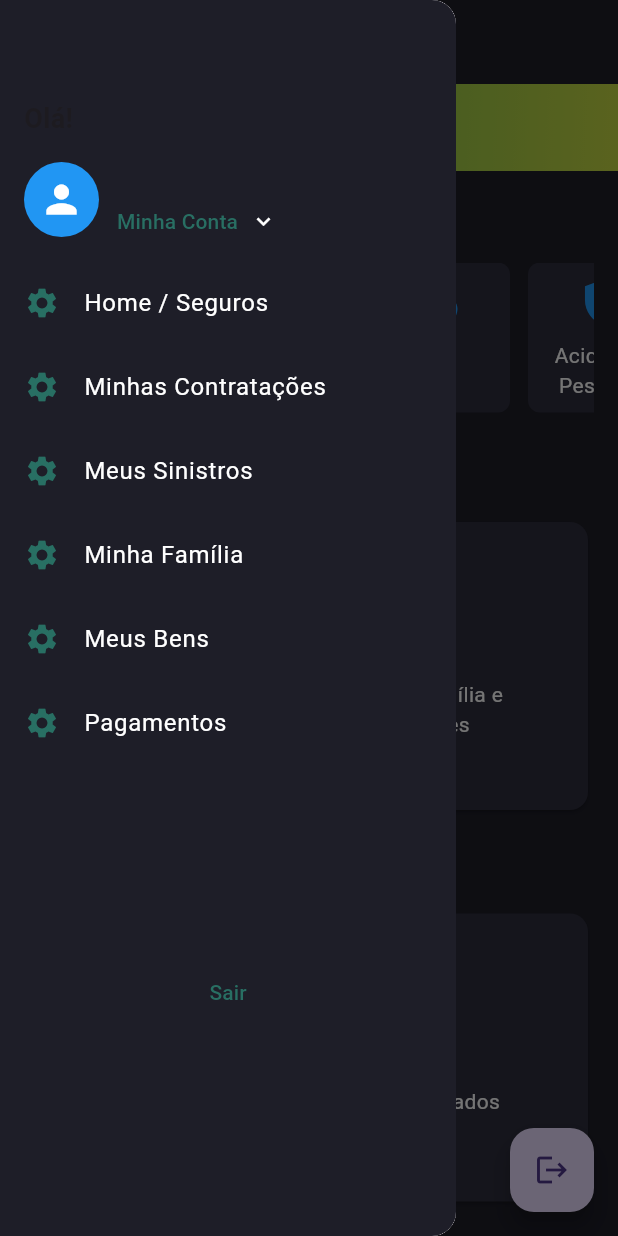
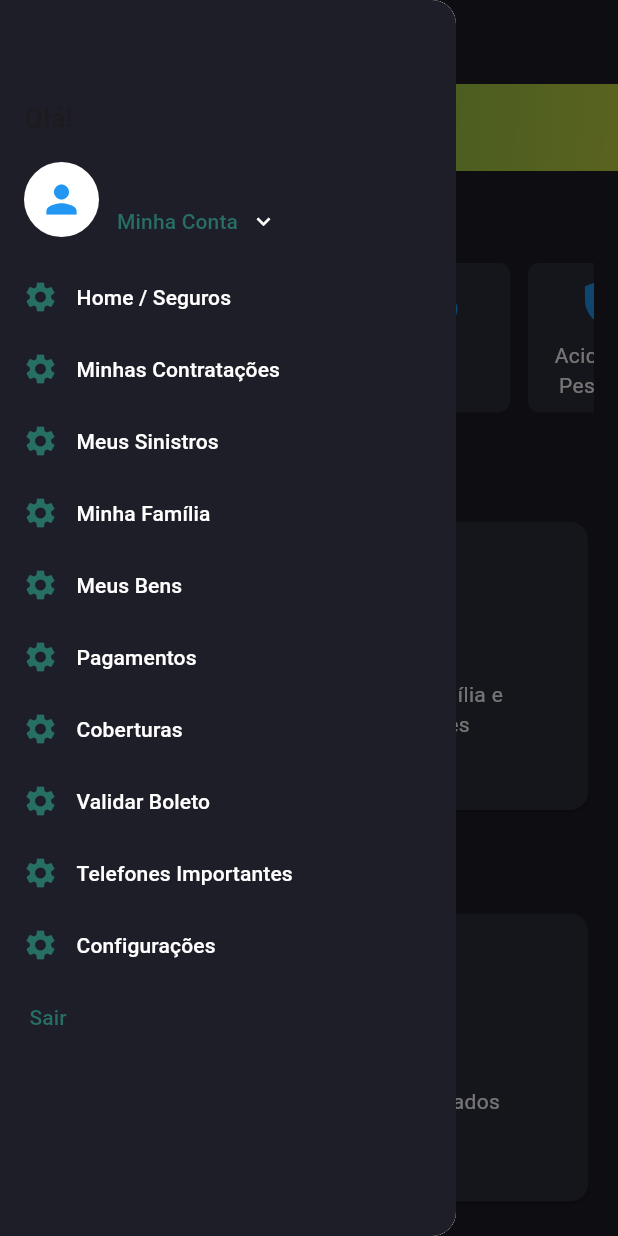
Before and after one commit to joaovitorpd/demo_seguro_app, a Flutter app: the screen it shows once a user with an empty profile is signed in, in the side drawer, after a tap on "Home / Seguros", on a phone screen of 412 x 824 dp. Run offline on Flutter 3.47's test engine with Material 3 defaults, Android fonts, the light colour scheme and no system bars; our stand-ins replace firebase_auth, firebase_core, flutter_modular, flutter_riverpod, flutter_secure_storage, mask_text_input_formatter; accounts and stored records are empty.

Commit message:
refactor: LoginPage adaptability to web, with HomePage and HomeDrawer adjusted visuals and code cleaness

```diff
--- a/lib/app/modules/auth/pages/login_page.dart
+++ b/lib/app/modules/auth/pages/login_page.dart
@@ -1,6 +1,7 @@
 import 'package:demo_seguro_app/app/core/widgets/cpf_text_field.dart';
 import 'package:demo_seguro_app/app/core/widgets/text_field_roud_border.dart';
 import 'package:demo_seguro_app/app/modules/auth/providers/auth_provider.dart';
+import 'package:flutter/foundation.dart';
 import 'package:flutter/material.dart';
 import 'package:flutter_modular/flutter_modular.dart';
 import 'package:flutter_riverpod/flutter_riverpod.dart';
@@ -91,12 +92,15 @@ class _LoginPageState extends ConsumerState<LoginPage> {
             ),
           ),
           child: Padding(
-            padding: const EdgeInsets.all(50.0),
+            padding: const EdgeInsets.all(40.0),
             child: Column(
+              mainAxisAlignment: MainAxisAlignment.start,
               children: [
                 SizedBox(height: 30),
                 Row(
-                  mainAxisAlignment: MainAxisAlignment.start,
+                  mainAxisAlignment: kIsWeb
+                      ? MainAxisAlignment.center
+                      : MainAxisAlignment.start,
                   children: [
                     Image.asset(
                       "assets/generic_logo.png",
@@ -127,6 +131,9 @@ class _LoginPageState extends ConsumerState<LoginPage> {
                 ),
                 SizedBox(height: 20),
                 Row(
+                  mainAxisAlignment: kIsWeb
+                      ? MainAxisAlignment.center
+                      : MainAxisAlignment.start,
                   children: [
                     Text(
                       "Bem vindo!",
@@ -139,6 +146,9 @@ class _LoginPageState extends ConsumerState<LoginPage> {
                   ],
                 ),
                 Row(
+                  mainAxisAlignment: kIsWeb
+                      ? MainAxisAlignment.center
+                      : MainAxisAlignment.start,
                   children: [
                     Flexible(
                       child: Text(
--- a/lib/app/modules/home/pages/home_drawer.dart
+++ b/lib/app/modules/home/pages/home_drawer.dart
@@ -1,25 +1,15 @@
+import 'package:demo_seguro_app/app/modules/auth/providers/auth_provider.dart';
 import 'package:flutter/material.dart';
+import 'package:flutter_modular/flutter_modular.dart';
+import 'package:flutter_riverpod/flutter_riverpod.dart';
 
-class HomeDrawer extends StatelessWidget {
-  final List<DrawerItem> items = [
-    DrawerItem(icon: Icons.settings, text: "Home / Seguros"),
-    DrawerItem(icon: Icons.settings, text: "Minhas Contratações"),
-    DrawerItem(icon: Icons.settings, text: "Meus Sinistros"),
-    DrawerItem(icon: Icons.settings, text: "Minha Família"),
-    DrawerItem(icon: Icons.settings, text: "Meus Bens"),
-    DrawerItem(icon: Icons.settings, text: "Pagamentos"),
-    DrawerItem(icon: Icons.settings, text: "Coberturas"),
-    DrawerItem(icon: Icons.settings, text: "Validar Boleto"),
-    DrawerItem(icon: Icons.settings, text: "Telefones Importantes"),
-    DrawerItem(icon: Icons.settings, text: "Configurações"),
-  ];
-
-  HomeDrawer({super.key, required this.name});
+class HomeDrawer extends ConsumerWidget {
+  const HomeDrawer({super.key, required this.name});
 
   final String name;
 
   @override
-  Widget build(BuildContext context) {
+  Widget build(BuildContext context, WidgetRef ref) {
     const backgroundColor = Color.fromARGB(255, 30, 30, 40);
     const actionCollor = Color.fromARGB(255, 40, 111, 99);
     const textCollor = Colors.white;
@@ -50,11 +40,11 @@ class HomeDrawer extends StatelessWidget {
                         height: 50,
                         decoration: const BoxDecoration(
                           shape: BoxShape.circle,
-                          color: Colors.blue,
+                          color: Colors.white,
                         ),
                         child: const Icon(
                           Icons.person,
-                          color: Colors.white,
+                          color: Colors.blue,
                           size: 30,
                         ),
                       ),
@@ -98,30 +88,91 @@ class HomeDrawer extends StatelessWidget {
             ),
           ),
 
-          Expanded(
-            child: ListView.builder(
-              itemCount: items.length,
-              itemBuilder: (context, index) {
-                return ListTile(
-                  leading: Icon(items[index].icon, color: actionCollor),
-                  title: Text(
-                    items[index].text,
-                    style: TextStyle(color: textCollor),
+          _actionRow(
+            label: "Home / Seguros",
+            textCollor: textCollor,
+            icon: Icons.settings,
+            actionCollor: actionCollor,
+            onPressed: () {},
           ),
-                  onTap: () {},
-                );
+          _actionRow(
+            label: "Minhas Contratações",
+            textCollor: textCollor,
+            icon: Icons.settings,
+            actionCollor: actionCollor,
+            onPressed: () {},
+          ),
+          _actionRow(
+            label: "Meus Sinistros",
+            textCollor: textCollor,
+            icon: Icons.settings,
+            actionCollor: actionCollor,
+            onPressed: () {},
+          ),
+          _actionRow(
+            label: "Minha Família",
+            textCollor: textCollor,
+            icon: Icons.settings,
+            actionCollor: actionCollor,
+            onPressed: () {},
+          ),
+          _actionRow(
+            label: "Meus Bens",
+            textCollor: textCollor,
+            icon: Icons.settings,
+            actionCollor: actionCollor,
+            onPressed: () {},
+          ),
+          _actionRow(
+            label: "Pagamentos",
+            textCollor: textCollor,
+            icon: Icons.settings,
+            actionCollor: actionCollor,
+            onPressed: () {},
+          ),
+          _actionRow(
+            label: "Coberturas",
+            textCollor: textCollor,
+            icon: Icons.settings,
+            actionCollor: actionCollor,
+            onPressed: () {},
+          ),
+          _actionRow(
+            label: "Validar Boleto",
+            textCollor: textCollor,
+            icon: Icons.settings,
+            actionCollor: actionCollor,
+            onPressed: () {},
+          ),
+          _actionRow(
+            label: "Telefones Importantes",
+            textCollor: textCollor,
+            icon: Icons.settings,
+            actionCollor: actionCollor,
+            onPressed: () {},
+          ),
+          _actionRow(
+            label: "Configurações",
+            textCollor: textCollor,
+            actionCollor: actionCollor,
+            icon: Icons.settings,
+            onPressed: () {},
+          ),
+          Row(
+            mainAxisAlignment: MainAxisAlignment.start,
+            children: [
+              TextButton(
+                onPressed: () async {
+                  await ref.read(authProvider.notifier).logout();
+                  Modular.to.navigate('/');
                 },
-            ),
-          ),
-          Expanded(
-            child: TextButton(
-              onPressed: () {},
                 child: Text(
                   "Sair",
                   textAlign: TextAlign.start,
                   style: TextStyle(color: actionCollor),
                 ),
               ),
+            ],
           ),
         ],
       ),
@@ -129,9 +180,24 @@ class HomeDrawer extends StatelessWidget {
   }
 }
 
-class DrawerItem {
-  final IconData icon;
-  final String text;
-
-  DrawerItem({required this.icon, required this.text});
+Widget _actionRow({
+  required String label,
+  required Color textCollor,
+  required IconData? icon,
+  required Color actionCollor,
+  required Function()? onPressed,
+}) {
+  return Padding(
+    padding: const EdgeInsets.fromLTRB(15.0, 0.0, 0.0, 0.0),
+    child: Row(
+      mainAxisAlignment: MainAxisAlignment.start,
+      children: [
+        Icon(icon, color: actionCollor),
+        TextButton(
+          onPressed: onPressed,
+          child: Text(label, style: TextStyle(color: textCollor)),
+        ),
+      ],
+    ),
+  );
 }
--- a/lib/app/modules/home/pages/home_page.dart
+++ b/lib/app/modules/home/pages/home_page.dart
@@ -1,7 +1,6 @@
 import 'package:demo_seguro_app/app/modules/auth/providers/auth_provider.dart';
 import 'package:demo_seguro_app/app/modules/home/pages/home_drawer.dart';
 import 'package:flutter/material.dart';
-import 'package:flutter_modular/flutter_modular.dart';
 import 'package:flutter_riverpod/flutter_riverpod.dart';
 
 class HomePage extends ConsumerWidget {
@@ -169,13 +168,6 @@ class HomePage extends ConsumerWidget {
           ),
         ],
       ),
-      floatingActionButton: FloatingActionButton(
-        onPressed: () async {
-          await ref.read(authProvider.notifier).logout();
-          Modular.to.navigate('/');
-        },
-        child: const Icon(Icons.logout),
-      ),
     );
   }
 
```
Lines whose indentation alone changed are shown as unchanged.
